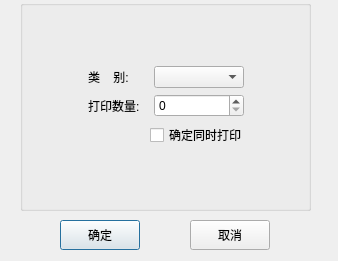
Before: the Qt Designer form tabregister/newslices.ui in YYC572652645/PatholoSystem, drawn with Qt 5.
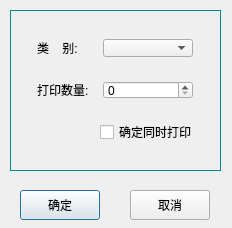
After: the same form once the commit is applied.

The edit to the form file:
```diff
--- a/tabregister/newslices.ui
+++ b/tabregister/newslices.ui
@@ -6,28 +6,61 @@
    <rect>
     <x>0</x>
     <y>0</y>
-    <width>338</width>
-    <height>261</height>
+    <width>232</width>
+    <height>228</height>
    </rect>
   </property>
+  <property name="minimumSize">
+   <size>
+    <width>232</width>
+    <height>228</height>
+   </size>
+  </property>
+  <property name="maximumSize">
+   <size>
+    <width>232</width>
+    <height>228</height>
+   </size>
+  </property>
   <property name="windowTitle">
    <string>Dialog</string>
   </property>
   <widget class="QGroupBox" name="groupBox">
    <property name="geometry">
     <rect>
-     <x>20</x>
-     <y>0</y>
-     <width>291</width>
-     <height>211</height>
+     <x>10</x>
+     <y>10</y>
+     <width>211</width>
+     <height>161</height>
     </rect>
    </property>
+   <property name="styleSheet">
+    <string notr="true">QGroupBox {
+     border-width:1px;  
+   border-style:solid;
+   border-color:darkCyan;  
+
+}</string>
+   </property>
    <property name="title">
     <string/>
    </property>
    <layout class="QVBoxLayout" name="verticalLayout_2">
     <item>
      <layout class="QVBoxLayout" name="verticalLayout">
+      <item>
+       <spacer name="horizontalSpacer_9">
+        <property name="orientation">
+         <enum>Qt::Horizontal</enum>
+        </property>
+        <property name="sizeHint" stdset="0">
+         <size>
+          <width>40</width>
+          <height>20</height>
+         </size>
+        </property>
+       </spacer>
+      </item>
       <item>
        <layout class="QHBoxLayout" name="horizontalLayout">
         <item>
@@ -81,6 +114,19 @@
         </item>
        </layout>
       </item>
+      <item>
+       <spacer name="horizontalSpacer_7">
+        <property name="orientation">
+         <enum>Qt::Horizontal</enum>
+        </property>
+        <property name="sizeHint" stdset="0">
+         <size>
+          <width>40</width>
+          <height>20</height>
+         </size>
+        </property>
+       </spacer>
+      </item>
       <item>
        <layout class="QHBoxLayout" name="horizontalLayout_2">
         <item>
@@ -134,6 +180,19 @@
         </item>
        </layout>
       </item>
+      <item>
+       <spacer name="horizontalSpacer_8">
+        <property name="orientation">
+         <enum>Qt::Horizontal</enum>
+        </property>
+        <property name="sizeHint" stdset="0">
+         <size>
+          <width>40</width>
+          <height>20</height>
+         </size>
+        </property>
+       </spacer>
+      </item>
       <item>
        <layout class="QHBoxLayout" name="horizontalLayout_3">
         <item>
@@ -186,13 +245,26 @@
       </item>
      </layout>
     </item>
+    <item>
+     <spacer name="horizontalSpacer_10">
+      <property name="orientation">
+       <enum>Qt::Horizontal</enum>
+      </property>
+      <property name="sizeHint" stdset="0">
+       <size>
+        <width>40</width>
+        <height>20</height>
+       </size>
+      </property>
+     </spacer>
+    </item>
    </layout>
   </widget>
   <widget class="QPushButton" name="pushButtonOk">
    <property name="geometry">
     <rect>
-     <x>60</x>
-     <y>220</y>
+     <x>20</x>
+     <y>190</y>
      <width>80</width>
      <height>30</height>
     </rect>
@@ -210,8 +282,8 @@
   <widget class="QPushButton" name="pushButtonCancel">
    <property name="geometry">
     <rect>
-     <x>190</x>
-     <y>220</y>
+     <x>130</x>
+     <y>190</y>
      <width>80</width>
      <height>30</height>
     </rect>
```
